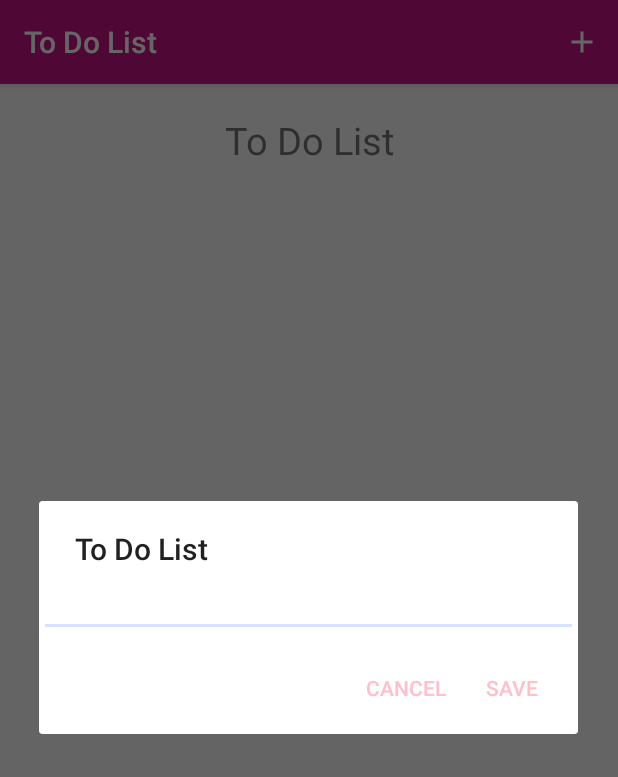
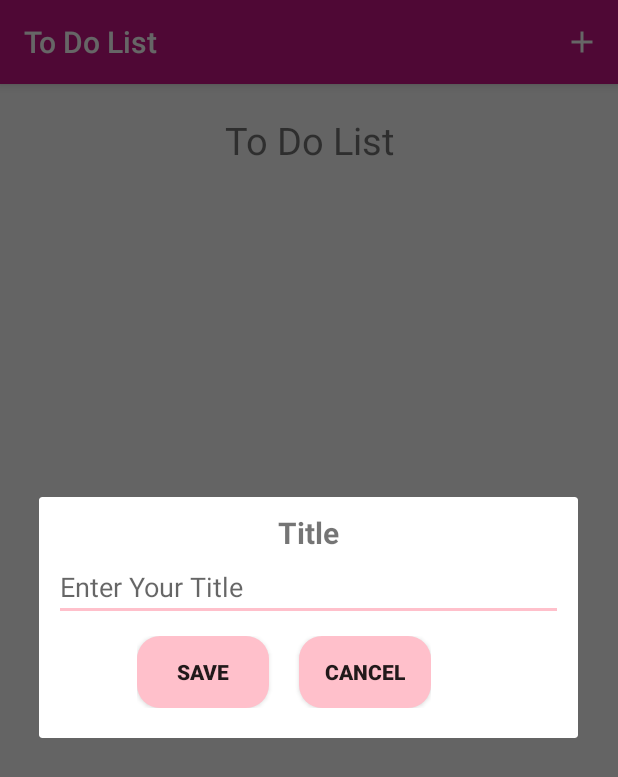
Before and after one commit to rofifahnurul/Tugas-App-toDoList, an Android app: the screen it shows after launch (MainActivity), after a tap on "Add", on a phone screen of 412 x 824 dp. Shown: the top 777 px of the screen. Run offline under Robolectric (Android 15) with nearby library versions, the phone set to English and light mode, and no system bars; our stand-ins replace Room's generated code.

Commit message:
Edit Dialog Alert

```diff
--- a/ToDo-List/app/src/main/java/id/ac/unhas/todolist/main/MainActivity.kt
+++ b/ToDo-List/app/src/main/java/id/ac/unhas/todolist/main/MainActivity.kt
@@ -2,9 +2,12 @@ package id.ac.unhas.todolist.main
 
 import android.os.Bundle
 import android.view.Gravity
+import android.view.LayoutInflater
 import android.view.Menu
 import android.view.MenuItem
+import android.widget.Button
 import android.widget.EditText
+import android.widget.TextView
 import android.widget.Toast
 import androidx.appcompat.app.AlertDialog
 import androidx.appcompat.app.AppCompatActivity
@@ -53,26 +56,27 @@ class MainActivity : AppCompatActivity() {
     }
 
     private fun showAlertDialogAdd() {
-        val alert = AlertDialog.Builder(this)
+        val inflater = LayoutInflater.from(this)
+        val view = inflater.inflate(R.layout.add_layout,null)
+        val title = view.findViewById<TextView>(R.id.addTittle)
+        val saveBtn = view.findViewById<Button>(R.id.saveBtn)
+        val cancelBtn = view.findViewById<Button>(R.id.cancelBtn)
 
-        val editText = EditText(applicationContext)
-        editText.hint = "Enter your to do list"
+        val alert = AlertDialog.Builder(this).setView(view).show()
 
-        alert.setTitle("To Do List")
-        alert.setView(editText)
 
-        alert.setPositiveButton("Save") { dialog, _ ->
+        saveBtn.setOnClickListener {
             viewModel.insertList(
-                ToDoList(toDoList = editText.text.toString())
+                ToDoList(toDoList = title.text.toString())
             )
-            dialog.dismiss()
+            alert.dismiss()
         }
 
-        alert.setNegativeButton("Cancel") { dialog, _ ->
-            dialog.dismiss()
+        cancelBtn.setOnClickListener {
+            alert.dismiss()
         }
 
-        alert.show()
+        alert.create()
     }
 
     private fun showAlertMenu(toDoList: ToDoList) {
--- /dev/null
+++ b/ToDo-List/app/src/main/res/layout/add_layout.xml
@@ -0,0 +1,53 @@
+<?xml version="1.0" encoding="utf-8"?>
+<LinearLayout xmlns:android="http://schemas.android.com/apk/res/android"
+    xmlns:tools="http://schemas.android.com/tools"
+    android:orientation="vertical"
+    android:layout_width="match_parent"
+    android:layout_height="wrap_content">
+    <TextView
+        android:layout_width="match_parent"
+        android:layout_height="wrap_content"
+        android:layout_marginTop="10dp"
+        android:textSize="20sp"
+        android:textStyle="bold"
+        android:layout_marginStart="10dp"
+        android:layout_marginEnd="10dp"
+        android:text="@string/Title"
+        android:textAlignment="center"/>
+
+    <EditText
+        android:layout_width="match_parent"
+        android:layout_marginStart="10dp"
+        android:layout_marginEnd="10dp"
+        android:layout_height="match_parent"
+        android:hint="@string/hintTitle"
+        android:id="@+id/addTittle"/>
+
+
+    <LinearLayout
+        android:layout_width="wrap_content"
+        android:layout_height="wrap_content"
+        android:layout_marginStart="65dp"
+        android:orientation="horizontal"
+        android:layout_marginTop="10dp"
+        android:layout_marginBottom="20dp"
+        android:layout_marginEnd="10dp">
+        <Button
+            android:layout_width="wrap_content"
+            android:layout_marginEnd="10dp"
+            android:layout_height="wrap_content"
+            android:background="@drawable/rounded"
+            android:id="@+id/saveBtn"
+            android:textStyle="bold"
+            android:text="@string/save"/>
+        <Button
+            android:layout_width="wrap_content"
+            android:layout_marginStart="10dp"
+            android:layout_height="wrap_content"
+            android:background="@drawable/rounded"
+            android:textStyle="bold"
+            android:id="@+id/cancelBtn"
+            android:text="@string/cancel"/>
+
+    </LinearLayout>
+</LinearLayout>
--- a/ToDo-List/app/src/main/res/values/strings.xml
+++ b/ToDo-List/app/src/main/res/values/strings.xml
@@ -3,4 +3,8 @@
     <string name="Add">Add</string>
     <string name="listContent">To Do List</string>
     <string name="title">To Do List  </string>
+    <string name="Title">Title </string>
+    <string name="hintTitle">Enter Your Title</string>
+    <string name="save">Save</string>
+    <string name="cancel">Cancel</string>
 </resources>
```
